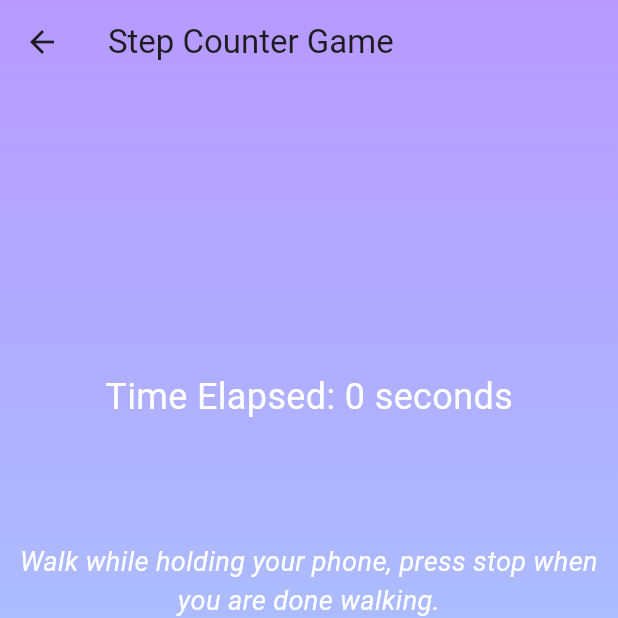
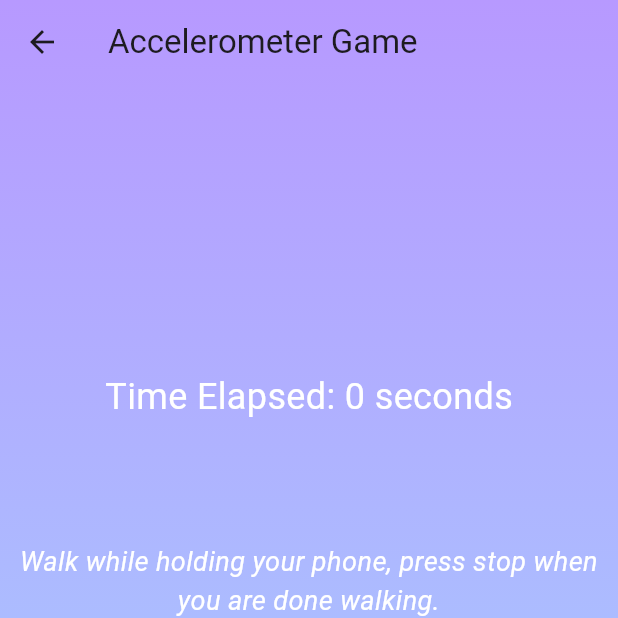
Before and after one commit to peri-Bot/Mobile-App-for-Multi-Modal-Behavioral-Data-Collection-BahriApp, a Flutter app: the StartScreen screen opened directly, after a tap on "Start Game", on a phone screen of 412 x 824 dp, the top half of it. Run offline on Flutter 3.47's test engine with Material 3 defaults, Android fonts, the phone set to English and light mode, and no system bars; our stand-ins replace cloud_firestore, curved_navigation_bar, firebase_auth, firebase_core, flutter_dotenv, flutter_markdown and 1 more; missing offline and left inert: flutter_sensors; accounts and stored records are empty.

Commit message:
minor fixes

```diff
--- a/lib/screens/game_screens/motion_game/stepgame_mainscreen.dart
+++ b/lib/screens/game_screens/motion_game/stepgame_mainscreen.dart
@@ -11,7 +11,7 @@ class StartScreen extends StatelessWidget {
       child: Scaffold(
       extendBodyBehindAppBar: true,
       appBar: AppBar(
-        title: const Text('Walking Game'),
+        title: const Text('Accelero Game'),
         backgroundColor: Colors.transparent,
         elevation: 0,
       ),
--- a/lib/screens/game_screens/motion_game/stepgame_screen.dart
+++ b/lib/screens/game_screens/motion_game/stepgame_screen.dart
@@ -115,6 +115,7 @@ class _StepCounterGamePageState extends State<StepCounterGamePage> {
     });
     _stopTimer();
     _stepCounter.reset();
+    _initGame();
   }
 
   void _startWalking() {
@@ -144,7 +145,7 @@ class _StepCounterGamePageState extends State<StepCounterGamePage> {
     return Scaffold(
       extendBodyBehindAppBar: true,
       appBar: AppBar(
-        title: const Text('Step Counter Game'),
+        title: const Text('Accelerometer Game'),
         backgroundColor: Colors.transparent,
         elevation: 0,
       ),
```
Also changed, not shown: lib/logic/stepgame_logic.dart (+3 -4 lines).
